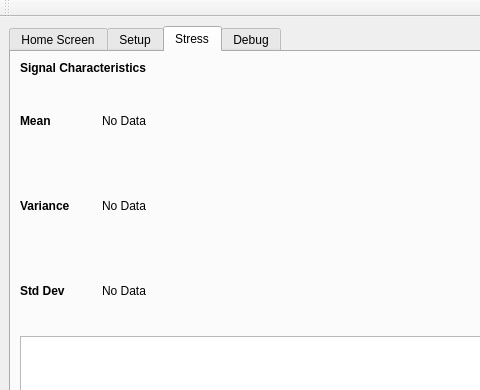
Old version of the form StressEvaluationApp/mainwindow.ui in the repository rmcnabb8557/StressEvaluationApp; both pictures show x 0 to 480 and y 0 to 390 of the 1088 by 675 pixel window.
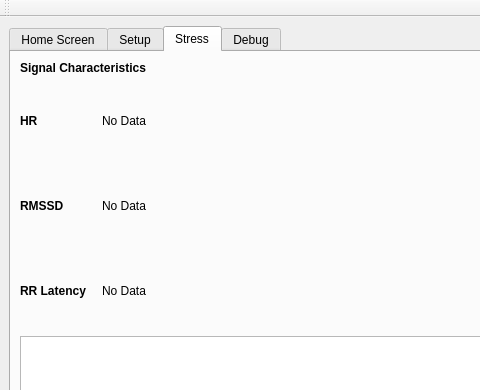
New version of the form. Icons and pictures are not drawn. Custom widgets are drawn as their Qt base class.

```diff
--- a/StressEvaluationApp/mainwindow.ui
+++ b/StressEvaluationApp/mainwindow.ui
@@ -450,7 +450,7 @@
                    </font>
                   </property>
                   <property name="text">
-                   <string>Mean</string>
+                   <string>HR</string>
                   </property>
                  </widget>
                 </item>
@@ -486,7 +486,7 @@
                    </font>
                   </property>
                   <property name="text">
-                   <string>Variance</string>
+                   <string>RMSSD</string>
                   </property>
                  </widget>
                 </item>
@@ -522,7 +522,7 @@
                    </font>
                   </property>
                   <property name="text">
-                   <string>Std Dev</string>
+                   <string>RR Latency</string>
                   </property>
                  </widget>
                 </item>
```
Left out of the diff: 6 changed lines with no effect on the pictures.
